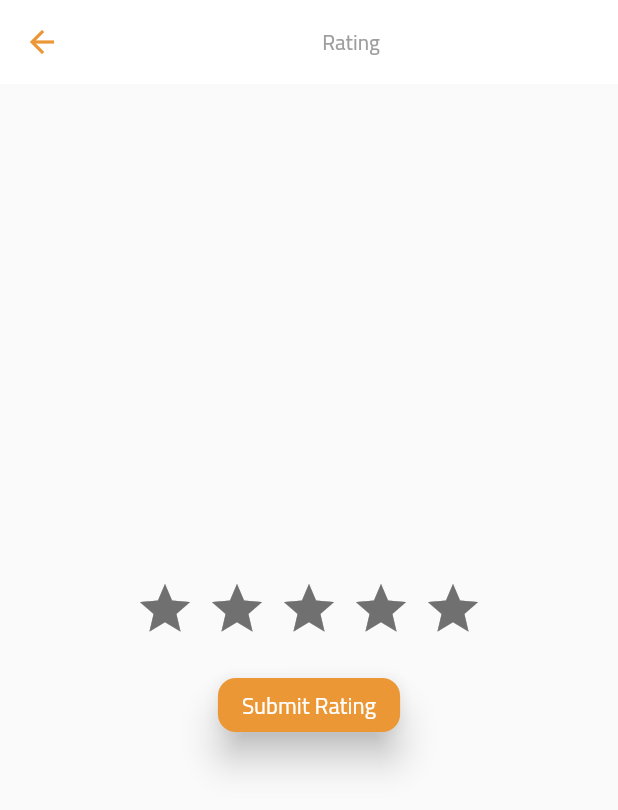
After one commit to Almagics/one_click_clearer, a Flutter app: the RatingScreen screen opened directly, on a phone screen of 412 x 824 dp. The commit adds this screen. Shown: the top 810 px of the screen. Run offline on Flutter 3.47's test engine with Material 2 defaults, Android fonts, the phone set to English and light mode, and no system bars; drawn by our look-alikes of flutter_rating_bar; our stand-ins replace cloud_firestore, firebase_auth, firebase_core, shared_preferences; missing offline and left inert: dart:ffi; accounts and stored records are empty; network calls fail.

Commit message:
rating update

```diff
--- /dev/null
+++ b/lib/persentation/rate/rate_view.dart
@@ -0,0 +1,72 @@
+import 'package:flutter/material.dart';
+import 'package:flutter/services.dart';
+import 'package:flutter_rating_bar/flutter_rating_bar.dart';
+
+import '../resources/color_manager.dart';
+import '../resources/routes_manager.dart';
+
+
+
+class RatingScreen extends StatefulWidget {
+  @override
+  _RatingScreenState createState() => _RatingScreenState();
+}
+
+class _RatingScreenState extends State<RatingScreen> {
+  double _rating = 0;
+
+  @override
+  Widget build(BuildContext context) {
+    return Scaffold(
+      appBar: AppBar(
+        backgroundColor: Colors.white,
+        leading: IconButton(
+          icon: Icon(Icons.arrow_back,color: ColorManager.primary,),
+          onPressed: () {
+            Navigator.pushReplacementNamed(context, Routes.mainRoute);// Navigate back to the previous screen
+          },
+        ),
+        systemOverlayStyle: SystemUiOverlayStyle(
+            statusBarColor: ColorManager.darkGrey,
+            statusBarBrightness: Brightness.light
+        ),
+
+        elevation: 0.0,
+        title: Center(child: Text("Rating",style: Theme.of(context).textTheme.titleLarge,)),
+      ),
+      body: Center(
+        child: Column(
+          mainAxisAlignment: MainAxisAlignment.center,
+          children: [
+            RatingBar.builder(
+              initialRating: _rating,
+              minRating: 1,
+              direction: Axis.horizontal,
+              allowHalfRating: false,
+              itemCount: 5,
+              itemSize: 40,
+              itemPadding: EdgeInsets.symmetric(horizontal: 4.0),
+              itemBuilder: (context, _) => Icon(
+                Icons.star,
+                color: Colors.amber,
+              ),
+              onRatingUpdate: (rating) {
+                setState(() {
+                  _rating = rating;
+                });
+              },
+            ),
+            SizedBox(height: 20),
+            ElevatedButton(
+              onPressed: () {
+                Navigator.pushReplacementNamed(context, Routes.mainRoute);
+                print('Submitted rating: $_rating');
+              },
+              child: Text('Submit Rating'),
+            ),
+          ],
+        ),
+      ),
+    );
+  }
+}
--- a/pubspec.yaml
+++ b/pubspec.yaml
@@ -42,6 +42,7 @@ dependencies:
   firebase_auth: ^4.11.1
   cloud_firestore: ^4.11.0
   shared_preferences: ^2.2.2
+  flutter_rating_bar: ^4.0.1
 
 dev_dependencies:
   flutter_test:
```
Also changed, not shown: lib/persentation/orders/order_list_view.dart (+14 -8 lines), pubspec.lock.
